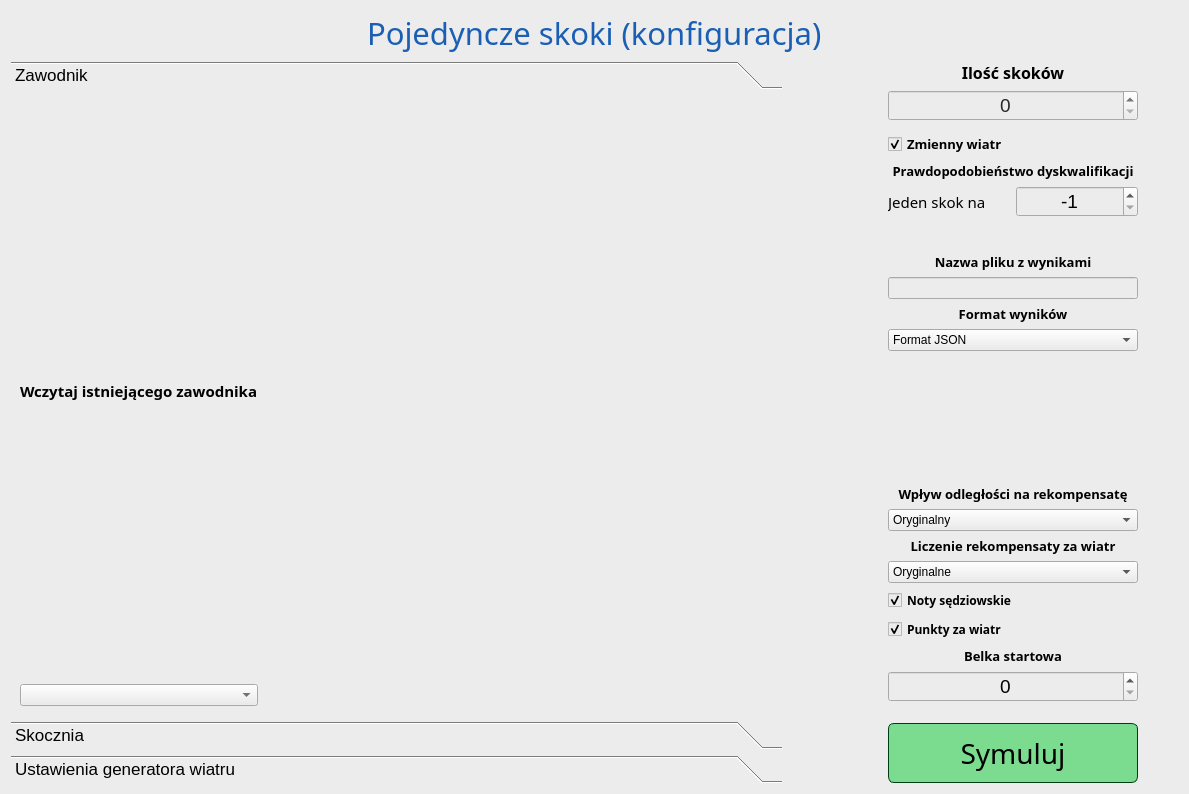
This is source/UI/SingleJumps/SingleJumpsConfigWindow.ui in SiekamCebule/sj-sim as Qt 5 draws it before an edit. The edited form follows.
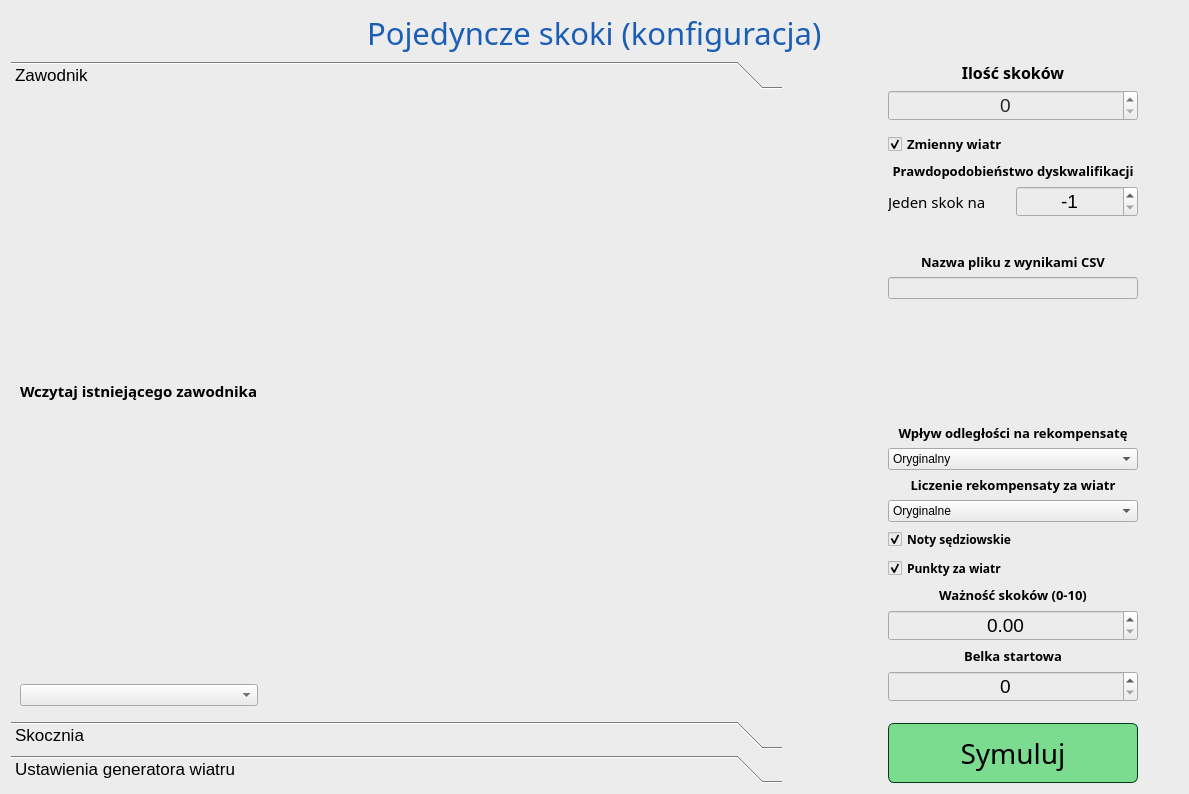
This is the edited form.

What changed in the file:
```diff
--- a/source/UI/SingleJumps/SingleJumpsConfigWindow.ui
+++ b/source/UI/SingleJumps/SingleJumpsConfigWindow.ui
@@ -498,7 +498,7 @@
             <string notr="true">color: black;</string>
            </property>
            <property name="text">
-            <string>Nazwa pliku z wynikami</string>
+            <string>Nazwa pliku z wynikami CSV</string>
            </property>
            <property name="alignment">
             <set>Qt::AlignCenter</set>
@@ -532,53 +532,6 @@
          </item>
         </layout>
        </item>
-       <item>
-        <layout class="QVBoxLayout" name="verticalLayout_8">
-         <item>
-          <widget class="QLabel" name="label_resultsFileName_2">
-           <property name="sizePolicy">
-            <sizepolicy hsizetype="Minimum" vsizetype="Minimum">
-             <horstretch>0</horstretch>
-             <verstretch>0</verstretch>
-            </sizepolicy>
-           </property>
-           <property name="font">
-            <font>
-             <family>Quicksand</family>
-             <pointsize>10</pointsize>
-             <bold>true</bold>
-            </font>
-           </property>
-           <property name="styleSheet">
-            <string notr="true">color: black;</string>
-           </property>
-           <property name="text">
-            <string>Format wyników</string>
-           </property>
-           <property name="alignment">
-            <set>Qt::AlignCenter</set>
-           </property>
-          </widget>
-         </item>
-         <item>
-          <widget class="QComboBox" name="comboBox_fileFormat">
-           <property name="styleSheet">
-            <string notr="true">color: black;</string>
-           </property>
-           <item>
-            <property name="text">
-             <string>Format JSON</string>
-            </property>
-           </item>
-           <item>
-            <property name="text">
-             <string>Format CSV</string>
-            </property>
-           </item>
-          </widget>
-         </item>
-        </layout>
-       </item>
        <item>
         <spacer name="verticalSpacer_6">
          <property name="orientation">
@@ -820,6 +773,41 @@
            </property>
           </widget>
          </item>
+         <item>
+          <widget class="QLabel" name="label_6">
+           <property name="font">
+            <font>
+             <family>Quicksand</family>
+             <pointsize>10</pointsize>
+             <bold>true</bold>
+            </font>
+           </property>
+           <property name="styleSheet">
+            <string notr="true">color: black;</string>
+           </property>
+           <property name="text">
+            <string>Ważność skoków (0-10)</string>
+           </property>
+           <property name="alignment">
+            <set>Qt::AlignCenter</set>
+           </property>
+          </widget>
+         </item>
+         <item>
+          <widget class="QDoubleSpinBox" name="doubleSpinBox_jumpsImportance">
+           <property name="font">
+            <font>
+             <pointsize>14</pointsize>
+            </font>
+           </property>
+           <property name="styleSheet">
+            <string notr="true">color: black;</string>
+           </property>
+           <property name="alignment">
+            <set>Qt::AlignCenter</set>
+           </property>
+          </widget>
+         </item>
          <item>
           <widget class="QLabel" name="label">
            <property name="sizePolicy">
```
Left out of the diff: 2 changed lines with no effect on the pictures.
